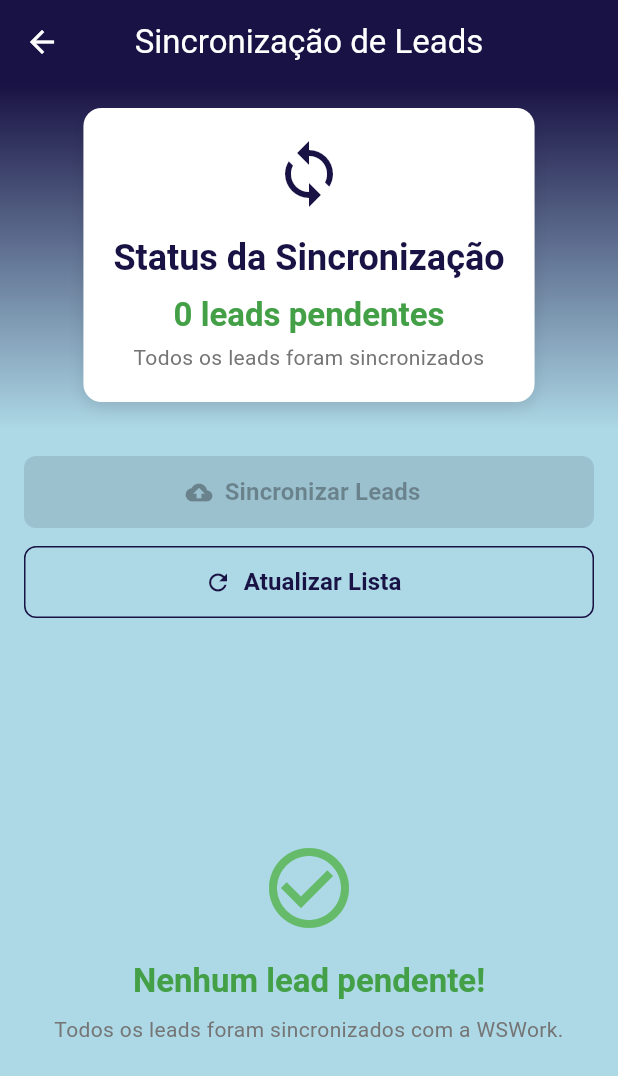
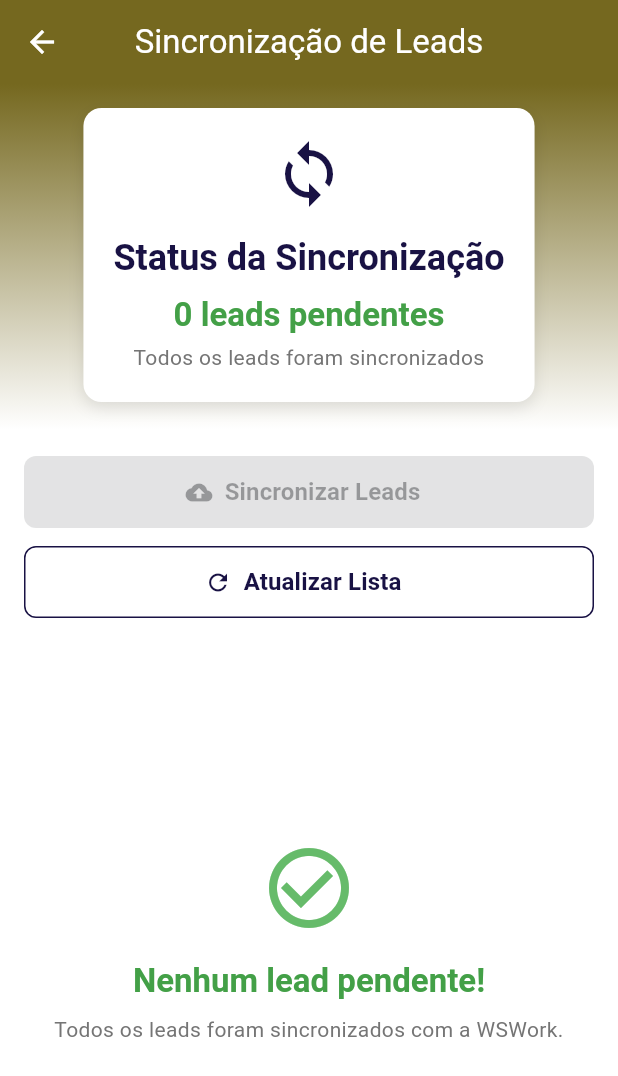
Before and after one commit to BrunoDalI/teste_ws_work_flutter, a Flutter app: the screen it shows after launch, after a tap on the "sync" icon, on a phone screen of 412 x 824 dp. Shown: the top 1076 px of the screen. Run offline on Flutter 3.47's test engine with Material 3 defaults, Android fonts, the phone set to English and light mode, and no system bars; our stand-ins replace dartz, dio, equatable, flutter_bloc, get_it, sqflite; accounts and stored records are empty; network calls fail.

Commit message:
refactor: update CarPage and LeadSyncPage UI elements and state management

```diff
--- a/lib/features/cars/presentation/page/car_page.dart
+++ b/lib/features/cars/presentation/page/car_page.dart
@@ -2,12 +2,12 @@ import 'package:flutter/material.dart';
 import 'package:flutter_bloc/flutter_bloc.dart';
 import '../../../../core/di/injection_container.dart' as di;
 import '../../../lead/domain/entities/lead.dart';
+import '../../../lead/presentation/page/lead_sync_page.dart';
+import '../../../lead/presentation/page/leads_page.dart';
 import '../bloc/car_bloc.dart';
 import '../../../lead/presentation/bloc/lead_bloc.dart';
 import '../widgets/car_card.dart';
 import '../widgets/user_info_dialog.dart';
-import '../../../lead/presentation/page/leads_page.dart';
-import '../../../lead/presentation/page/lead_sync_page.dart';
 
 class CarPage extends StatefulWidget {
   const CarPage({super.key});
@@ -58,7 +58,8 @@ class _CarPageState extends State<CarPage> {
             ),
           ],
         ),
-        body: BlocListener<LeadBloc, LeadState>(
+        body: SafeArea(
+          child: BlocListener<LeadBloc, LeadState>(
             listener: (context, state) {
               if (state is LeadSaved) {
                 ScaffoldMessenger.of(context).showSnackBar(
@@ -97,7 +98,7 @@ class _CarPageState extends State<CarPage> {
                   end: Alignment.bottomCenter,
                   colors: [
                     Color(0xFF191244),
-                  Color.fromARGB(255, 173, 216, 230),
+                    Colors.white,
                   ],
                   stops: [0.0, 0.3],
                 ),
@@ -190,6 +191,7 @@ class _CarPageState extends State<CarPage> {
             ),
           ),
         ),
+      ),
     );
   }
 
--- a/lib/features/lead/presentation/page/lead_sync_page.dart
+++ b/lib/features/lead/presentation/page/lead_sync_page.dart
@@ -24,7 +24,7 @@ class LeadSyncPage extends StatelessWidget {
       child: const Scaffold(
         appBar: CustomAppBar(
           title: 'Sincronização de Leads',
-          backgroundColor: Color(0xFF191244),
+          backgroundColor: Color.fromARGB(255, 117, 104, 31),
         ),
         body: _LeadSyncBody(),
       ),
@@ -37,19 +37,19 @@ class _LeadSyncBody extends StatelessWidget {
 
   @override
   Widget build(BuildContext context) {
-    return Container(
+    return SafeArea(
+      child: Container(
         decoration: const BoxDecoration(
           gradient: LinearGradient(
             begin: Alignment.topCenter,
             end: Alignment.bottomCenter,
             colors: [
-            Color(0xFF191244),
-            Color.fromARGB(255, 173, 216, 230),
+              Color.fromARGB(255, 117, 104, 31),
+              Colors.white
             ],
             stops: [0.0, 0.3],
           ),
         ),
-      child: SafeArea(
         child: BlocConsumer<LeadSyncBloc, LeadSyncState>(
           listener: (context, state) {
             if (state is LeadSyncSuccess) {
@@ -154,7 +154,7 @@ class _LeadSyncBody extends StatelessWidget {
                 Text(
                   state.unsentLeads.isEmpty
                       ? 'Todos os leads foram sincronizados'
-                      : 'Toque em "Sincronizar" para enviar para WSWork',
+                      : 'Toque em "Sincronizar Leads" para enviar os leads pendentes',
                   style: TextStyle(
                     color: Colors.grey[600],
                   ),
```
Lines whose indentation alone changed are shown as unchanged.
